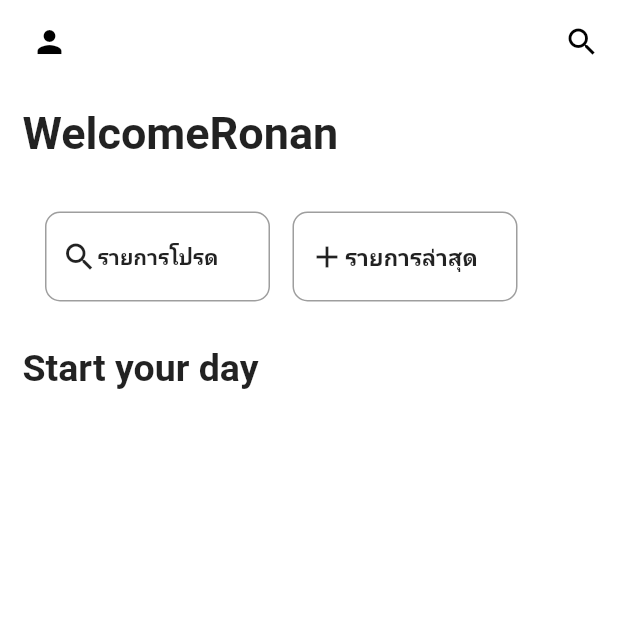
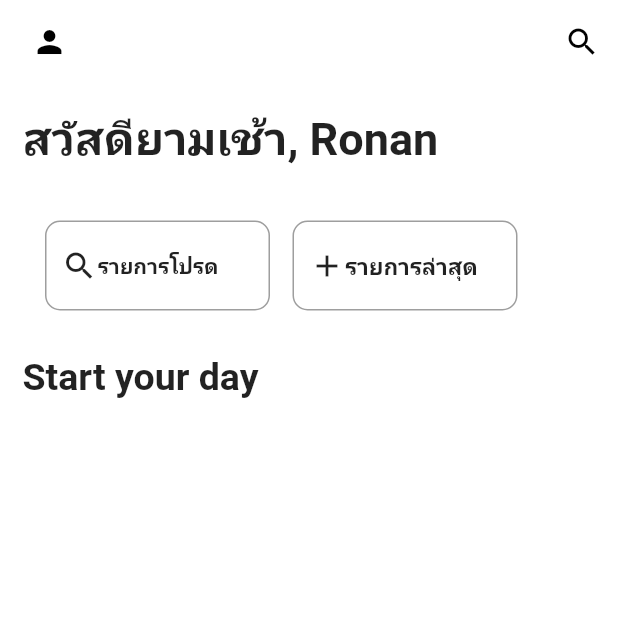
Before and after one commit to Zombie9904/MINEFUL, a Flutter app: the Home screen opened directly, on a phone screen of 412 x 824 dp, the top half of it. Run offline on Flutter 3.47's test engine with Material 2 defaults, Android fonts, the light colour scheme and no system bars.

Commit message:
Update Welcome Text

```diff
--- a/lib/screen/Home.dart
+++ b/lib/screen/Home.dart
@@ -32,6 +32,8 @@ class _HomeState extends State<Home> {
           now.hour == 22 ||
           now.hour == 23) {
         Hello = "สวัสดียามเย็น, ";
+      } else {
+        Hello = "สวัสดียามเช้า, ";
       }
     }
   }
```
